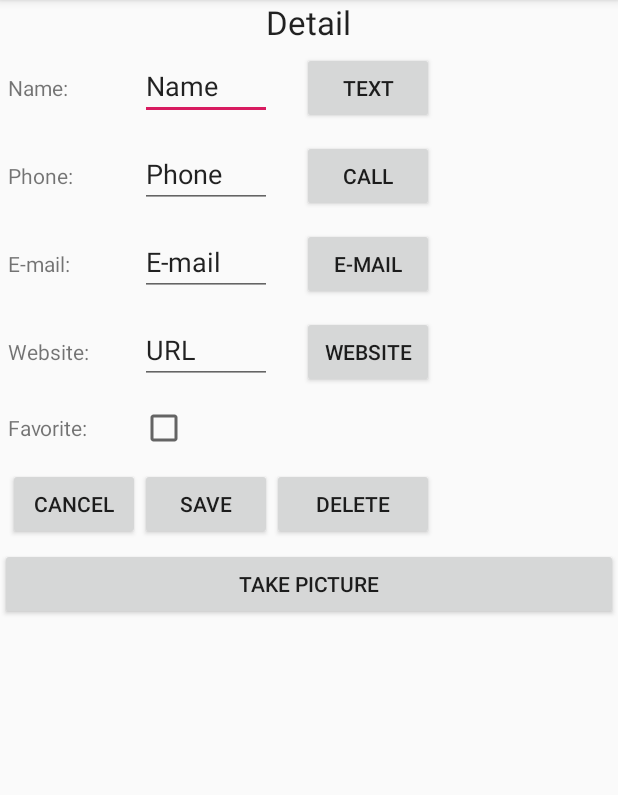
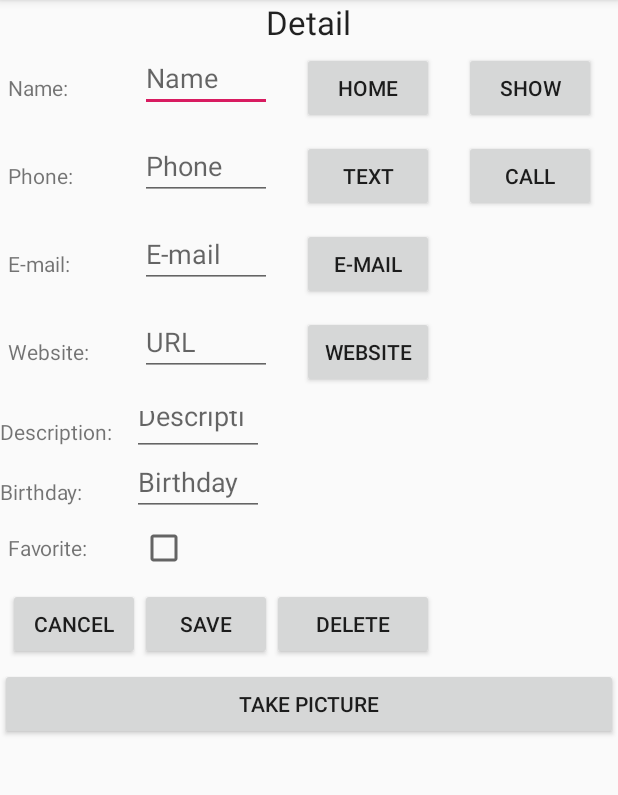
Before and after one commit to TheDalpha/mFriendsAppJOT, an Android app: the DetailActivity screen opened directly, with no data from a screen before it, on a phone screen of 412 x 824 dp, the part 84-879 px from its top. Run offline under Robolectric (Android 15) with nearby library versions, the phone set to English and light mode, and no system bars.

Commit message:
almost done

```diff
--- a/app/build.gradle
+++ b/app/build.gradle
@@ -22,7 +22,9 @@ dependencies {
     implementation fileTree(dir: 'libs', include: ['*.jar'])
     implementation 'com.android.support:appcompat-v7:28.0.0'
     implementation 'com.android.support.constraint:constraint-layout:1.1.3'
+    implementation 'com.google.android.gms:play-services-maps:16.1.0'
     testImplementation 'junit:junit:4.12'
     androidTestImplementation 'com.android.support.test:runner:1.0.2'
     androidTestImplementation 'com.android.support.test.espresso:espresso-core:3.0.2'
+    implementation 'com.google.android.gms:play-services-location:16.0.0'
 }
--- a/app/src/main/java/com/example/mfriendsappjot/DetailActivity.java
+++ b/app/src/main/java/com/example/mfriendsappjot/DetailActivity.java
@@ -1,10 +1,12 @@
 package com.example.mfriendsappjot;
 
 import android.Manifest;
+import android.app.Dialog;
 import android.content.Intent;
 import android.content.pm.PackageManager;
 import android.graphics.Color;
 import android.net.Uri;
+import android.os.Build;
 import android.os.Bundle;
 import android.os.Environment;
 import android.os.StrictMode;
@@ -12,6 +14,7 @@ import android.provider.MediaStore;
 import android.support.v4.app.ActivityCompat;
 import android.support.v7.app.AppCompatActivity;
 import android.util.Log;
+import android.view.KeyEvent;
 import android.view.View;
 import android.widget.Button;
 import android.widget.CheckBox;
@@ -22,6 +25,9 @@ import android.widget.Toast;
 import com.example.mfriendsappjot.Model.BEFriend;
 import com.example.mfriendsappjot.Model.DataAccessFactory;
 import com.example.mfriendsappjot.Model.IDataAccess;
+import com.google.android.gms.common.ConnectionResult;
+import com.google.android.gms.common.GoogleApiAvailability;
+import com.google.android.gms.maps.GoogleMap;
 
 import java.io.File;
 import java.text.SimpleDateFormat;
@@ -34,10 +40,13 @@ public class DetailActivity extends AppCompatActivity {
     private final static String LOGTAG = "Camtag";
     private final static int CAPTURE_IMAGE_ACTIVITY_REQUEST_CODE = 100;
     private final static int MY_PERMISSION = 1;
+    private static final int ERROR_DIALOG_REQUEST = 9001;
+    private Intent x;
 
     File pFile;
 
     private IDataAccess fDataAccess;
+
 
     EditText etName;
     EditText etPhone;
@@ -45,11 +54,19 @@ public class DetailActivity extends AppCompatActivity {
     EditText etMail;
     EditText etURL;
     ImageView ivProfile;
+    Button btnShow;
+    Boolean isFriendSet;
+    EditText etDesc;
+    EditText etBDay;
+
 
 
     @Override
     protected void onCreate(Bundle savedInstanceState) {
         super.onCreate(savedInstanceState);
+        fDataAccess = DataAccessFactory.getInstance(this);
+        BEFriend f = (BEFriend) getIntent().getSerializableExtra("friend");
+
         if (ActivityCompat.checkSelfPermission(this, Manifest.permission.WRITE_EXTERNAL_STORAGE)
                 != PackageManager.PERMISSION_GRANTED)  {
             if (ActivityCompat.shouldShowRequestPermissionRationale(this, Manifest.permission.WRITE_EXTERNAL_STORAGE)) {
@@ -63,11 +80,10 @@ public class DetailActivity extends AppCompatActivity {
                 }, MY_PERMISSION);
             }
         }
+
         setContentView(R.layout.activity_detail);
         Log.d(TAG, "Detail Activity started");
-        final Intent x = new Intent(this, MainActivity.class);
-
-        fDataAccess = DataAccessFactory.getInstance(this);
+        x = new Intent(this, MainActivity.class);
 
         etName = findViewById(R.id.etName);
         etPhone = findViewById(R.id.etPhone);
@@ -75,6 +91,9 @@ public class DetailActivity extends AppCompatActivity {
         etMail = findViewById(R.id.etMail);
         etURL = findViewById(R.id.etURL);
         ivProfile = findViewById(R.id.ivProfile);
+        etDesc = findViewById(R.id.etDesc);
+        etBDay = findViewById(R.id.etBDay);
+        btnShow = findViewById(R.id.btnShow);
         Button btnCall = findViewById(R.id.btnCall);
         btnCall.setOnClickListener(new View.OnClickListener() {
             @Override
@@ -147,23 +166,72 @@ public class DetailActivity extends AppCompatActivity {
             }
         });
 
+        Button btnHome = findViewById(R.id.btnHome);
+        btnHome.setOnClickListener(new View.OnClickListener() {
+            @Override
+            public void onClick(View v) {
+                Intent intent = new Intent(DetailActivity.this, MapsActivity.class);
+                BEFriend f = (BEFriend) getIntent().getSerializableExtra("friend");
+                isFriendSet = false;
+                intent.putExtra("home", isFriendSet);
+                addData(intent, f);
+                startActivity(intent);
+            }
+        });
+
 
         setGUI();
-        if (pFile != null) {
-            showPicture(pFile);
+
+        if (isServicesOK()) {
+            Button btnShow = findViewById(R.id.btnShow);
+            btnShow.setOnClickListener(new View.OnClickListener() {
+                @Override
+                public void onClick(View v) {
+                    Intent intent = new Intent(DetailActivity.this, MapsActivity.class);
+                    BEFriend f = (BEFriend) getIntent().getSerializableExtra("friend");
+                    BEFriend fr = fDataAccess.getById(f.getID());
+                    isFriendSet = true;
+                    intent.putExtra("home", isFriendSet);
+                    addData(intent, fr);
+                    startActivity(intent);
+                }
+            });
         }
 
 
+    }
+
+    @Override
+    public boolean onKeyDown(int keyCode, KeyEvent event) {
+        if (Integer.parseInt(Build.VERSION.SDK) > 5 && keyCode == KeyEvent.KEYCODE_BACK
+                && event.getRepeatCount() == 0) {
+            onBackPressed();
+            return true;
+        }
+        return super.onKeyDown(keyCode, event);
+    }
+
+    @Override
+    public void onBackPressed() {
+        startActivity(x);
+    }
+
+    private void addData(Intent x, BEFriend f)
+    {
+        x.putExtra("friend", f);
     }
 
     private void setGUI() {
         BEFriend f = (BEFriend) getIntent().getSerializableExtra("friend");
 
         if (f != null) {
+
             etName.setText(f.getName());
             etPhone.setText(f.getPhone());
             etMail.setText(f.getMail());
             etURL.setText(f.getURL());
+            etDesc.setText(f.getDesc());
+            etBDay.setText(f.getBDay());
             cbFavorite.setChecked(f.isFavorite());
             if(f.getImage() != "") {
                 showPicture(pFile);
@@ -186,7 +254,7 @@ public class DetailActivity extends AppCompatActivity {
         intent.setType("plain/text");
         intent.putExtra(Intent.EXTRA_EMAIL, f.getMail());
         intent.putExtra(Intent.EXTRA_SUBJECT, "Test");
-        intent.putExtra(Intent.EXTRA_TEXT, "Testing this shit");
+        intent.putExtra(Intent.EXTRA_TEXT, "Opening app");
         startActivity(intent);
     }
 
@@ -195,7 +263,7 @@ public class DetailActivity extends AppCompatActivity {
 
         Intent intent = new Intent(Intent.ACTION_VIEW);
         intent.setData(Uri.parse("sms:" + f.getPhone()));
-        intent.putExtra("sms_body", "Testing this shit");
+        intent.putExtra("sms_body", "Opening app");
         startActivity(intent);
     }
 
@@ -214,6 +282,11 @@ public class DetailActivity extends AppCompatActivity {
         boolean favorite = cbFavorite.isChecked();
         String mail = etMail.getText().toString();
         String url = etURL.getText().toString();
+        String desc = etDesc.getText().toString();
+        String bDay = etBDay.getText().toString();
+        double longtitude = 0;
+        double latitude = 0;
+
         if (fr != null) {
             String imageUri;
             if(pFile != null){
@@ -221,15 +294,19 @@ public class DetailActivity extends AppCompatActivity {
             } else {
                  imageUri = fr.getImage();
             }
-            BEFriend f = new BEFriend(fr.getID(), name, phone, favorite, mail, url, imageUri);
+            BEFriend f = new BEFriend(fr.getID(), name, phone, favorite, mail, url, imageUri, longtitude, latitude, desc, bDay);
             fDataAccess.update(f);
         } else {
             if (name.length() == 0) {
                 Toast.makeText(this, "You must enter name", Toast.LENGTH_LONG).show();
                 return;
             }
+            String imageUri = "";
+            if(pFile != null) {
+                imageUri = pFile.getAbsolutePath();
+            }
             int id = -1;
-            BEFriend f = new BEFriend(id, name, phone, favorite, mail, url, "");
+            BEFriend f = new BEFriend(id, name, phone, favorite, mail, url, imageUri, longtitude, latitude, desc, bDay);
             fDataAccess.insert(f);
             etName.setText("");
             etPhone.setText("");
@@ -306,14 +383,33 @@ public class DetailActivity extends AppCompatActivity {
 
     private void showPicture(File f) {
         BEFriend fr = (BEFriend) getIntent().getSerializableExtra("friend");
-        if(fr.getImage() == "") {
+        if(fr == null || fr.getImage() == "") {
             ivProfile.setImageURI(Uri.fromFile(f));
+        } else if (pFile != null) {
+            ivProfile.setImageURI(Uri.fromFile(pFile));
         } else {
             ivProfile.setImageURI(Uri.parse(fr.getImage()));
         }
         ivProfile.setBackgroundColor(Color.RED);
     }
 
-    void log(String s)
-    { Log.d(LOGTAG, s); }
+    public boolean isServicesOK() {
+        Log.d(TAG, "Checking google maps version");
+
+        int available = GoogleApiAvailability.getInstance().isGooglePlayServicesAvailable(DetailActivity.this);
+
+        if (available == ConnectionResult.SUCCESS) {
+            // No problems everything runs fine
+            Log.d(TAG, "Working");
+            return true;
+        } else if (GoogleApiAvailability.getInstance().isUserResolvableError(available)) {
+            // and Error occured but we can fix it
+            Log.d(TAG, "Error");
+            Dialog dialog = GoogleApiAvailability.getInstance().getErrorDialog(DetailActivity.this, available, ERROR_DIALOG_REQUEST);
+            dialog.show();
+        } else {
+            Toast.makeText(this, "You can't make map request", Toast.LENGTH_SHORT).show();
+        }
+        return false;
+    }
 }
--- a/app/src/main/java/com/example/mfriendsappjot/MainActivity.java
+++ b/app/src/main/java/com/example/mfriendsappjot/MainActivity.java
@@ -113,7 +113,8 @@ public class MainActivity extends Activity {
             ImageView image = v.findViewById(R.id.ivImage);
 
             name.setText(friend.getName());
-            desc.setText("Hej min pik er lille");
+            desc.setText(friend.getDesc());
+
 
             if(friend.getImage() == "") {
 
--- a/app/src/main/java/com/example/mfriendsappjot/MapActivity.java
+++ /dev/null
@@ -1,4 +0,0 @@
-package com.example.mfriendsappjot;
-
-public class MapActivity {
-}
--- a/app/src/main/java/com/example/mfriendsappjot/Model/IDataAccess.java
+++ b/app/src/main/java/com/example/mfriendsappjot/Model/IDataAccess.java
@@ -1,4 +1,6 @@
 package com.example.mfriendsappjot.Model;
+
+import android.support.design.widget.CoordinatorLayout;
 
 import java.util.List;
 
@@ -10,4 +12,8 @@ public interface IDataAccess {
     List<BEFriend> selectAll();
 
     void update(BEFriend f);
+
+    void updateLocation(BEFriend f);
+
+    BEFriend getById(int id);
 }
--- a/app/src/main/res/layout/activity_detail.xml
+++ b/app/src/main/res/layout/activity_detail.xml
@@ -30,13 +30,22 @@
 
             <EditText
                 android:id="@+id/etName"
-                android:text="Name" />
+                android:hint="Name"
+                android:layout_width="50dp"
+                android:layout_height="40dp"/>
 
             <Button
-                android:id="@+id/btnText"
+                android:id="@+id/btnHome"
                 android:layout_width="wrap_content"
                 android:layout_height="wrap_content"
-                android:text="Text"
+                android:text="Home"
+                android:layout_marginLeft="20dp"/>
+
+            <Button
+                android:id="@+id/btnShow"
+                android:layout_width="wrap_content"
+                android:layout_height="wrap_content"
+                android:text="Show"
                 android:layout_marginLeft="20dp"/>
 
         </TableRow>
@@ -51,7 +60,16 @@
 
             <EditText
                 android:id="@+id/etPhone"
-                android:text="Phone" />
+                android:hint="Phone"
+                android:layout_width="50dp"
+                android:layout_height="40dp"/>
+
+            <Button
+                android:id="@+id/btnText"
+                android:layout_width="wrap_content"
+                android:layout_height="wrap_content"
+                android:text="Text"
+                android:layout_marginLeft="20dp"/>
 
             <Button
                 android:id="@+id/btnCall"
@@ -73,7 +91,9 @@
 
             <EditText
                 android:id="@+id/etMail"
-                android:text="E-mail"/>
+                android:hint="E-mail"
+                android:layout_width="50dp"
+                android:layout_height="40dp"/>
 
             <Button
                 android:id="@+id/btnMail"
@@ -93,7 +113,9 @@
 
             <EditText
                 android:id="@+id/etURL"
-                android:text="URL"/>
+                android:hint="URL"
+                android:layout_width="50dp"
+                android:layout_height="40dp"/>
 
             <Button
                 android:id="@+id/btnWebsite"
@@ -101,6 +123,32 @@
                 android:layout_height="wrap_content"
                 android:text="Website"
                 android:layout_marginLeft="20dp"/>
+        </TableRow>
+
+        <TableRow>
+
+            <TextView
+                android:text="Description:"/>
+
+            <EditText
+                android:id="@+id/etDesc"
+                android:hint="Description"
+                android:layout_width="50dp"
+                android:layout_height="40dp"/>
+
+        </TableRow>
+
+        <TableRow>
+
+            <TextView
+                android:text="Birthday:"/>
+
+            <EditText
+                android:id="@+id/etBDay"
+                android:hint="Birthday"
+                android:layout_width="50dp"
+                android:layout_height="40dp"/>
+
         </TableRow>
 
         <TableRow
--- a/app/src/main/res/values/strings.xml
+++ b/app/src/main/res/values/strings.xml
@@ -1,3 +1,4 @@
 <resources>
     <string name="app_name">mFriendsAppJOT</string>
+    <string name="title_activity_maps">Map</string>
 </resources>
```
Also changed, not shown: app/src/debug/res/values/google_maps_api.xml (added, +24 -0 lines), app/src/main/AndroidManifest.xml (+31 -6 lines), app/src/main/java/com/example/mfriendsappjot/MapsActivity.java (added, +196 -0 lines), app/src/main/java/com/example/mfriendsappjot/Model/BEFriend.java (+23 -1 lines), app/src/main/java/com/example/mfriendsappjot/Model/IViewCallback.java (added, +12 -0 lines), app/src/main/java/com/example/mfriendsappjot/Model/MyLocationListener.java (added, +39 -0 lines), app/src/main/java/com/example/mfriendsappjot/Model/SQLiteImpl.java (+44 -4 lines), app/src/main/res/layout/activity_map.xml (added, +56 -0 lines), app/src/main/res/layout/activity_maps.xml (added, +9 -0 lines), 1 other file.
